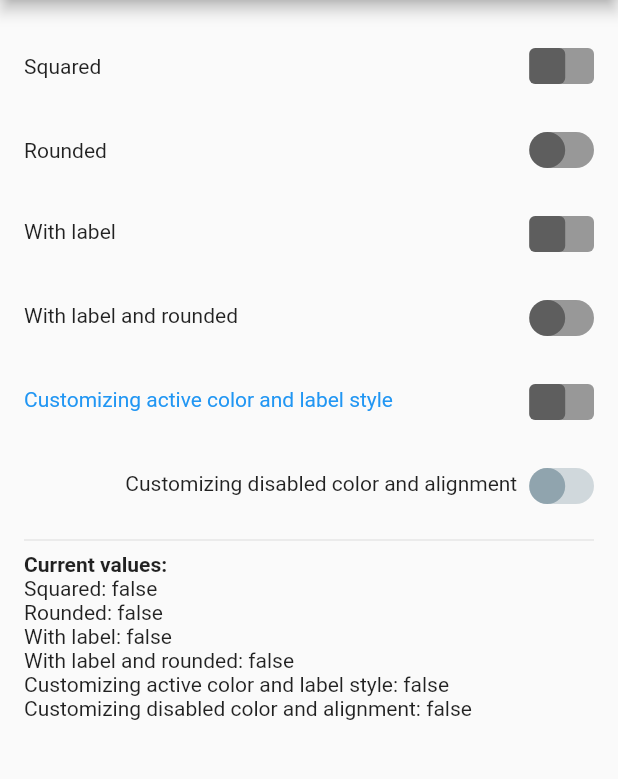
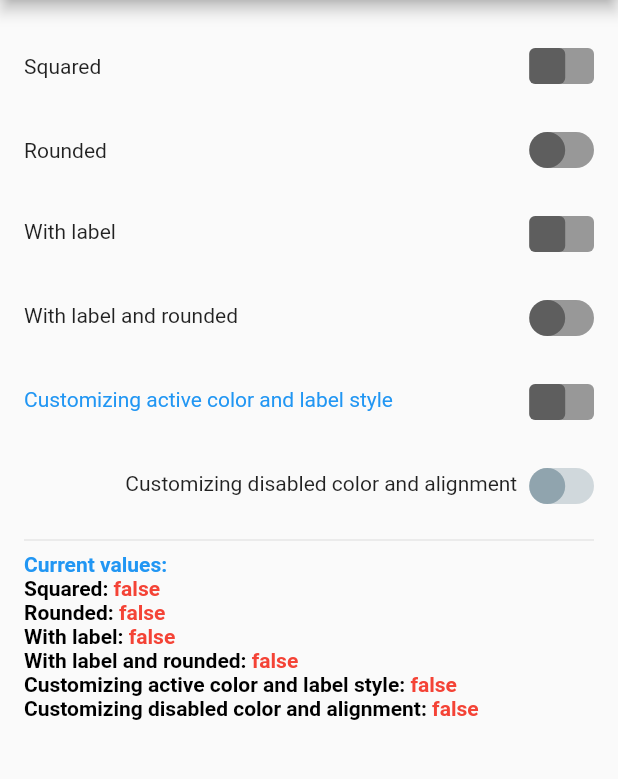
Before and after one commit to luizjacomn/flutter_util_widgets, a Flutter app: the SwitcherExample screen opened directly, on a phone screen of 412 x 824 dp, the part 84-863 px from its top. Run offline on Flutter 3.47's test engine with Material 2 defaults, Android fonts, the phone set to English and light mode, and no system bars.

Commit message:
Rearrange switcher example

```diff
--- a/example/lib/switcher_example.dart
+++ b/example/lib/switcher_example.dart
@@ -1,12 +1,17 @@
+import 'package:flutter/cupertino.dart';
 import 'package:flutter/material.dart';
+
 import 'package:flutter_util_widgets/widgets/input/switcher/switcher.dart';
+
+import './util/auxiliar_stuff.dart';
 
 class SwitcherExample extends StatefulWidget {
   @override
   _SwitcherExampleState createState() => _SwitcherExampleState();
 }
 
-class _SwitcherExampleState extends State<SwitcherExample> {
+class _SwitcherExampleState extends State<SwitcherExample>
+    with TickerProviderStateMixin {
   bool squared = false;
   bool rounded = false;
   bool withLabel = false;
@@ -26,8 +31,10 @@ class _SwitcherExampleState extends State<SwitcherExample> {
       appBar: AppBar(
         title: const Text('Switcher Example'),
       ),
-      body: Padding(
+      body: SafeArea(
+        child: Padding(
           padding: const EdgeInsets.all(16.0),
+          child: SingleChildScrollView(
             child: Column(
               crossAxisAlignment: CrossAxisAlignment.start,
               children: <Widget>[
@@ -41,7 +48,8 @@ class _SwitcherExampleState extends State<SwitcherExample> {
                     Switcher(
                       value: squared,
                       onChange: (value) {
-                    setNewValue((let, val) => squared = value, squared, value);
+                        setNewValue(
+                            (let, val) => squared = value, squared, value);
                       },
                     ),
                   ],
@@ -56,7 +64,8 @@ class _SwitcherExampleState extends State<SwitcherExample> {
                     Switcher.rounded(
                       value: rounded,
                       onChange: (value) {
-                    setNewValue((let, val) => rounded = value, rounded, value);
+                        setNewValue(
+                            (let, val) => rounded = value, rounded, value);
                       },
                     ),
                   ],
@@ -65,15 +74,16 @@ class _SwitcherExampleState extends State<SwitcherExample> {
                   label: 'With label',
                   value: withLabel,
                   onChange: (value) {
-                setNewValue((let, val) => withLabel = value, withLabel, value);
+                    setNewValue(
+                        (let, val) => withLabel = value, withLabel, value);
                   },
                 ),
                 Switcher.labelAndRounded(
                   label: 'With label and rounded',
                   value: withLabelRounded,
                   onChange: (value) {
-                setNewValue((let, val) => withLabelRounded = value, withLabelRounded,
-                    value);
+                    setNewValue((let, val) => withLabelRounded = value,
+                        withLabelRounded, value);
                   },
                 ),
                 Switcher.label(
@@ -92,22 +102,31 @@ class _SwitcherExampleState extends State<SwitcherExample> {
                   disableColor: Colors.blueGrey[300],
                   value: customDisabledColorAndAlignment,
                   onChange: (value) {
-                setNewValue((let, val) => customDisabledColorAndAlignment = value,
-                    customDisabledColorAndAlignment, value);
+                    setNewValue(
+                        (let, val) => customDisabledColorAndAlignment = value,
+                        customDisabledColorAndAlignment,
+                        value);
                   },
                 ),
                 const Divider(),
-            const Text(
+                Text(
                   'Current values:',
-              style: TextStyle(fontWeight: FontWeight.bold),
+                  style: TextStyle(
+                    color: Theme.of(context).accentColor,
+                    fontWeight: FontWeight.bold,
                   ),
-            Text('Squared: $squared'),
-            Text('Rounded: $rounded'),
-            Text('With label: $withLabel'),
-            Text('With label and rounded: $withLabelRounded'),
-            Text('Customizing active color and label style: $customActiveColor'),
-            Text('Customizing disabled color and alignment: $customDisabledColorAndAlignment'),
+                ),
+                viewBoolValues('Squared: ', squared),
+                viewBoolValues('Rounded: ', rounded),
+                viewBoolValues('With label: ', withLabel),
+                viewBoolValues('With label and rounded: ', withLabelRounded),
+                viewBoolValues('Customizing active color and label style: ',
+                    customActiveColor),
+                viewBoolValues('Customizing disabled color and alignment: ',
+                    customDisabledColorAndAlignment),
               ],
+            ),
+          ),
         ),
       ),
     );
--- /dev/null
+++ b/example/lib/util/auxiliar_stuff.dart
@@ -0,0 +1,22 @@
+import 'package:flutter/material.dart';
+
+const bolded = TextStyle(color: Colors.black, fontWeight: FontWeight.bold);
+
+Color getBoolColor(bool value) => value ? Colors.green : Colors.red;
+
+RichText viewBoolValues(label, value) {
+  return RichText(
+    text: TextSpan(
+      text: label,
+      style: bolded,
+      children: [
+        TextSpan(
+          text: '${value.toString()}',
+          style: TextStyle(
+            color: getBoolColor(value),
+          ),
+        ),
+      ],
+    ),
+  );
+}
```
Lines whose indentation alone changed are shown as unchanged.
